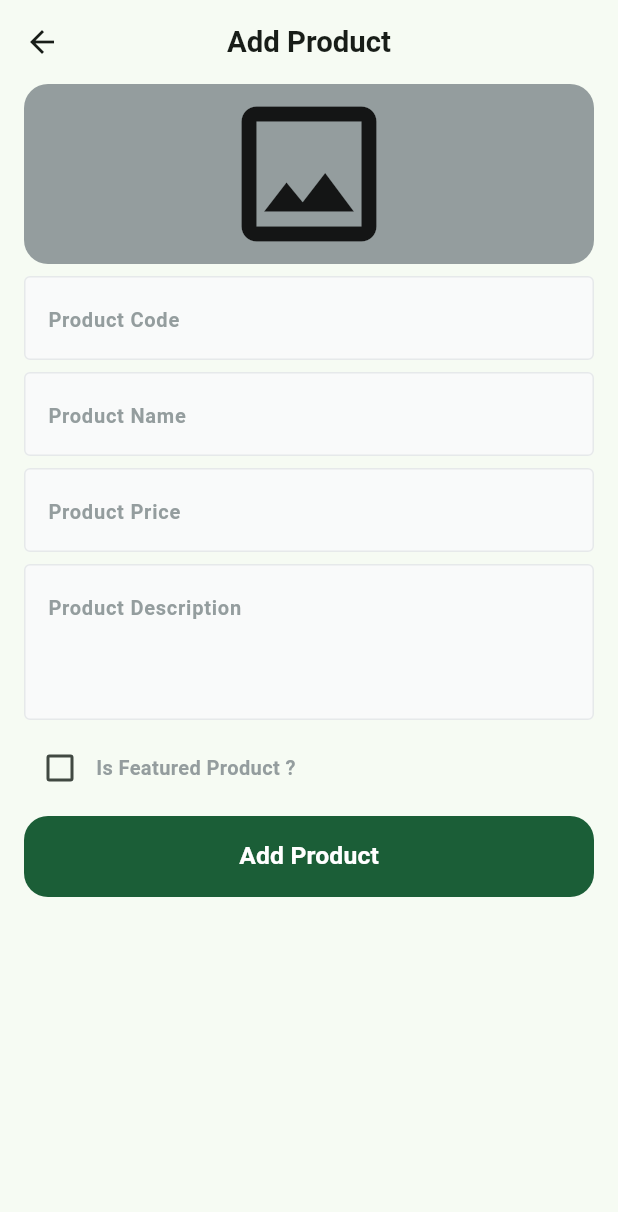
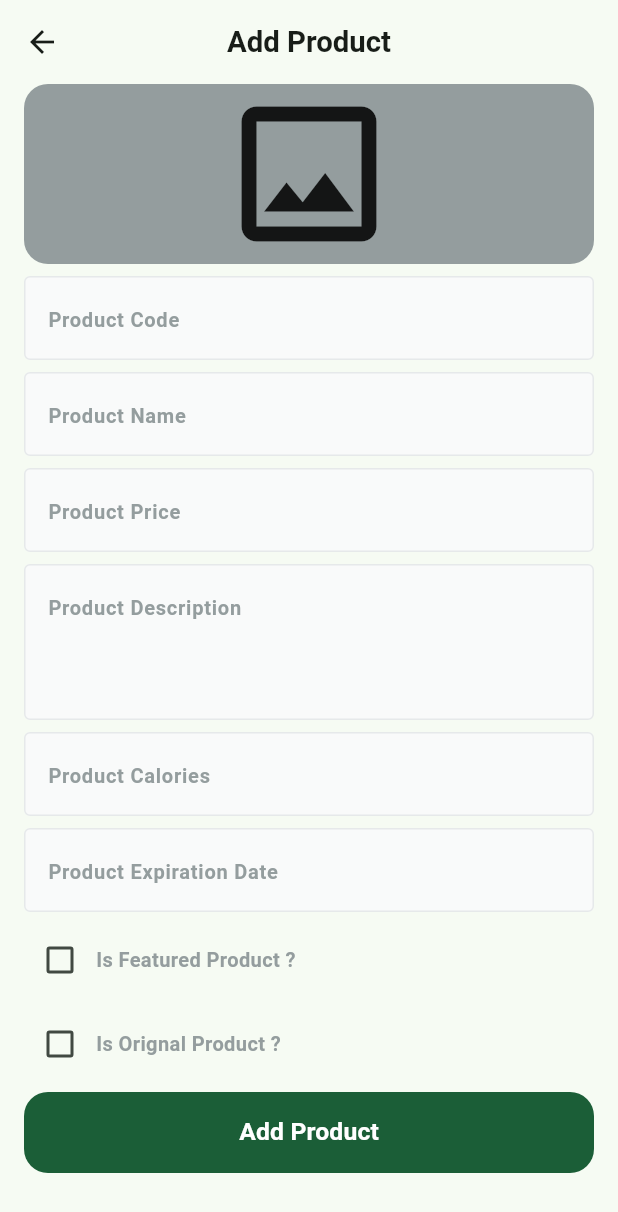
Before and after one commit to Adham-Amin/Dashboard-Fruit, a Flutter app: the AddProductView screen opened by its route, on a phone screen of 412 x 824 dp. Shown: the top 1212 px of the screen. Run offline on Flutter 3.47's test engine with Material 3 defaults, Android fonts, the phone set to English and light mode, and no system bars; drawn by our look-alikes of modal_progress_hud_nsn; our stand-ins replace cloud_firestore, dartz, firebase_core, firebase_storage, flutter_bloc, get_it and 2 more; accounts and stored records are empty.

Commit message:
Add Product and Upload Image

```diff
--- /dev/null
+++ b/devtools_options.yaml
@@ -0,0 +1,3 @@
+description: This file stores settings for Dart & Flutter DevTools.
+documentation: https://docs.flutter.dev/tools/devtools/extensions#configure-extension-enablement-states
+extensions:
--- a/lib/core/repos/product_repo/product_repo.dart
+++ b/lib/core/repos/product_repo/product_repo.dart
@@ -1,5 +1,7 @@
+import 'package:dartz/dartz.dart';
+import 'package:fruit_hub_dashboard/core/errors/failure.dart';
 import 'package:fruit_hub_dashboard/features/add_product/domain/entities/add_product_entity.dart';
 
 abstract class ProductRepo {
-  Future<void> addProduct(AddProductEntity product);
+  Future<Either<Failure, void>> addProduct(AddProductEntity product);
 }
--- /dev/null
+++ b/lib/core/repos/product_repo/product_repo_impl.dart
@@ -0,0 +1,24 @@
+import 'package:dartz/dartz.dart';
+import 'package:fruit_hub_dashboard/core/errors/failure.dart';
+import 'package:fruit_hub_dashboard/core/repos/product_repo/product_repo.dart';
+import 'package:fruit_hub_dashboard/core/services/database_service.dart';
+import 'package:fruit_hub_dashboard/core/utils/backend_endpoints.dart';
+import 'package:fruit_hub_dashboard/features/add_product/domain/entities/add_product_entity.dart';
+
+class ProductRepoImpl implements ProductRepo {
+  final DatabaseService databaseServices;
+
+  ProductRepoImpl({required this.databaseServices});
+  @override
+  Future<Either<Failure, void>> addProduct(AddProductEntity product) async {
+    try {
+      await databaseServices.addData(
+        path: BackendEndpoints.products,
+        data: product.toJson(),
+      );
+      return right(null);
+    } catch (e) {
+      return left(ServerFailure(message: 'Failed to add product'));
+    }
+  }
+}
--- /dev/null
+++ b/lib/core/services/database_service.dart
@@ -0,0 +1,6 @@
+abstract class DatabaseService {
+  Future<void> addData({required String path, required Map<String, dynamic> data, String? docId});
+  Future<Map<String, dynamic>> getData({required String path, required String docId});
+  Future<bool> checkData({required String path, required String docId});
+
+}
--- a/lib/core/utils/backend_endpoints.dart
+++ b/lib/core/utils/backend_endpoints.dart
@@ -1,4 +1,5 @@
 abstract class BackendEndpoints {
   static const String users = 'users';
+  static const String products = 'products';
   static const String images = 'images';
 }
--- a/lib/features/add_product/domain/entities/add_product_entity.dart
+++ b/lib/features/add_product/domain/entities/add_product_entity.dart
@@ -1,4 +1,6 @@
 import 'dart:io';
+
+import 'package:fruit_hub_dashboard/features/add_product/domain/entities/reviews_entity.dart';
 
 class AddProductEntity {
   final String code;
@@ -6,10 +8,23 @@ class AddProductEntity {
   final String description;
   final num price;
   final File imageFile;
-  final String? imageUrl;
+  String? imageUrl;
   final bool isFeaturedProduct;
+  final int expirationDate;
+  final bool isOrignalProduct;
+  final num calories;
+  final num rating ;
+  final num ratingCount;
+  final List<ReviewsEntity> reviews;
+
 
   AddProductEntity({
+    required this.reviews,
+    required this.expirationDate,
+    required this.isOrignalProduct,
+    this.rating = 0,
+    this.ratingCount = 0,
+    required this.calories,
     required this.isFeaturedProduct,
     required this.code,
     required this.name,
@@ -18,4 +33,19 @@ class AddProductEntity {
     required this.imageFile,
     this.imageUrl,
   });
+
+  toJson() => {
+    'code': code,
+    'name': name,
+    'description': description,
+    'price': price,
+    'imageUrl': imageUrl,
+    'isFeaturedProduct': isFeaturedProduct,
+    'expirationDate': expirationDate,
+    'isOrignalProduct': isOrignalProduct,
+    'caleries': calories,
+    'rating': rating,
+    'ratingCount': ratingCount,
+    'reviews': reviews
+  };
 }
--- /dev/null
+++ b/lib/features/add_product/domain/entities/reviews_entity.dart
@@ -0,0 +1,35 @@
+class ReviewsEntity {
+  final String image;
+  final String name;
+  final String date;
+  final double rating;
+  final String review;
+
+  ReviewsEntity({
+    required this.image,
+    required this.name,
+    required this.date,
+    required this.rating,
+    required this.review,
+  });
+
+  factory ReviewsEntity.fromJson(Map<String, dynamic> json) {
+    return ReviewsEntity(
+      image: json['image'],
+      name: json['name'],
+      date: json['date'],
+      rating: json['rating'],
+      review: json['review'],
+    );
+  }
+
+  toJson() {
+    return {
+      'image': image,
+      'name': name,
+      'date': date,
+      'rating': rating,
+      'review': review,
+    };
+  }
+}
--- /dev/null
+++ b/lib/features/add_product/presentation/manager/cubit/add_product_cubit.dart
@@ -0,0 +1,30 @@
+import 'package:flutter_bloc/flutter_bloc.dart';
+import 'package:fruit_hub_dashboard/core/repos/image_repo/image_repo.dart';
+import 'package:fruit_hub_dashboard/core/repos/product_repo/product_repo.dart';
+import 'package:fruit_hub_dashboard/features/add_product/domain/entities/add_product_entity.dart';
+
+part 'add_product_state.dart';
+
+class AddProductCubit extends Cubit<AddProductState> {
+  AddProductCubit({required this.imageRepo, required this.productRepo})
+    : super(AddProductInitial());
+
+  final ImageRepo imageRepo;
+  final ProductRepo productRepo;
+
+  void addProduct(AddProductEntity product) async {
+    emit(AddProductLoading());
+    var result = await imageRepo.uploadImage(product.imageFile);
+    result.fold((failure) {
+      emit(AddProductError(message: failure.message));
+    },
+     (url) async {
+      product.imageUrl = url;
+      var result = await productRepo.addProduct(product);
+      result.fold(
+        (failure) => emit(AddProductError(message: failure.message)),
+        (_) => emit(AddProductSuccess()),
+      );
+    });
+  }
+}
--- /dev/null
+++ b/lib/features/add_product/presentation/manager/cubit/add_product_state.dart
@@ -0,0 +1,11 @@
+part of 'add_product_cubit.dart';
+
+abstract class AddProductState {}
+
+final class AddProductInitial extends AddProductState {}
+final class AddProductLoading extends AddProductState {}
+final class AddProductSuccess extends AddProductState {}
+final class AddProductError extends AddProductState {
+  final String message;
+  AddProductError({required this.message});
+}
--- a/lib/features/add_product/presentation/views/add_product_view.dart
+++ b/lib/features/add_product/presentation/views/add_product_view.dart
@@ -1,6 +1,13 @@
 import 'package:flutter/material.dart';
+import 'package:flutter_bloc/flutter_bloc.dart';
+import 'package:fruit_hub_dashboard/core/functions/bar_massage.dart';
+import 'package:fruit_hub_dashboard/core/repos/image_repo/image_repo.dart';
+import 'package:fruit_hub_dashboard/core/repos/product_repo/product_repo.dart';
+import 'package:fruit_hub_dashboard/core/services/get_it_sevices.dart';
 import 'package:fruit_hub_dashboard/core/utils/app_styles.dart';
+import 'package:fruit_hub_dashboard/features/add_product/presentation/manager/cubit/add_product_cubit.dart';
 import 'package:fruit_hub_dashboard/features/add_product/presentation/widgets/add_product_view_body.dart';
+import 'package:modal_progress_hud_nsn/modal_progress_hud_nsn.dart';
 
 class AddProductView extends StatelessWidget {
   const AddProductView({super.key});
@@ -9,12 +16,37 @@ class AddProductView extends StatelessWidget {
 
   @override
   Widget build(BuildContext context) {
-    return Scaffold(
-      appBar: AppBar(
-        title: Text('Add Product', style: AppStyles.textBold19(context)),
-        centerTitle: true,
+    return BlocProvider(
+      create:
+          (context) => AddProductCubit(
+            imageRepo: getIt.get<ImageRepo>(),
+            productRepo: getIt.get<ProductRepo>(),
+          ),
+      child: Scaffold(
+        appBar: AppBar(
+          title: Text('Add Product', style: AppStyles.textBold19(context)),
+          centerTitle: true,
+        ),
+        body: Builder(
+          builder: (context) {
+            return BlocConsumer<AddProductCubit, AddProductState>(
+              listener: (context, state) {
+                if (state is AddProductError) {
+                  showSnackBar(context, state.message);
+                } else if (state is AddProductSuccess) {
+                  showSnackBar(context, 'Product Added Successfully');
+                }
+              },
+              builder: (context, state) {
+                return ModalProgressHUD(
+                  inAsyncCall: state is AddProductLoading,
+                  child: const AddProductViewBody(),
+                );
+              },
+            );
+          },
+        ),
       ),
-      body: const AddProductViewBody(),
     );
   }
 }
--- a/lib/features/add_product/presentation/widgets/add_product_view_body.dart
+++ b/lib/features/add_product/presentation/widgets/add_product_view_body.dart
@@ -1,11 +1,13 @@
 import 'dart:io';
 import 'package:flutter/material.dart';
+import 'package:flutter_bloc/flutter_bloc.dart';
 import 'package:fruit_hub_dashboard/core/functions/bar_massage.dart';
 import 'package:fruit_hub_dashboard/core/utils/app_colors.dart';
 import 'package:fruit_hub_dashboard/core/utils/app_styles.dart';
 import 'package:fruit_hub_dashboard/core/widgets/custom_button.dart';
 import 'package:fruit_hub_dashboard/core/widgets/custom_text_from_field.dart';
 import 'package:fruit_hub_dashboard/features/add_product/domain/entities/add_product_entity.dart';
+import 'package:fruit_hub_dashboard/features/add_product/presentation/manager/cubit/add_product_cubit.dart';
 import 'package:fruit_hub_dashboard/features/add_product/presentation/widgets/custom_image_picker.dart';
 
 class AddProductViewBody extends StatefulWidget {
@@ -17,9 +19,11 @@ class AddProductViewBody extends StatefulWidget {
 
 class _AddProductViewBodyState extends State<AddProductViewBody> {
   late String code, name, description;
-  late num price;
+  late int expirationDate;
+  late num price, caleries;
   File? imageFile;
   bool isFeaturedProduct = false;
+  bool isOrignalProduct = false;
   GlobalKey<FormState> formKey = GlobalKey<FormState>();
   AutovalidateMode autovalidateMode = AutovalidateMode.disabled;
   @override
@@ -55,6 +59,16 @@ class _AddProductViewBodyState extends State<AddProductViewBody> {
                 keyboardType: TextInputType.text,
                 maxLines: 3,
               ),
+              CustomTextFromField(
+                onSaved: (value) => caleries = num.parse(value!),
+                hintText: 'Product Calories',
+                keyboardType: TextInputType.number,
+              ),
+              CustomTextFromField(
+                onSaved: (value) => expirationDate = int.parse(value!),
+                hintText: 'Product Expiration Date',
+                keyboardType: TextInputType.number,
+              ),
               Row(
                 children: [
                   Checkbox(
@@ -70,6 +84,21 @@ class _AddProductViewBodyState extends State<AddProductViewBody> {
                   ),
                 ],
               ),
+              Row(
+                children: [
+                  Checkbox(
+                    value: isOrignalProduct,
+                    onChanged:
+                        (value) => setState(() => isOrignalProduct = value!),
+                  ),
+                  Text(
+                    'Is Orignal Product ?',
+                    style: AppStyles.textBold13(
+                      context,
+                    ).copyWith(color: AppColors.lightGrey),
+                  ),
+                ],
+              ),
               CustomButton(
                 title: 'Add Product',
                 onPressed: () {
@@ -77,13 +106,18 @@ class _AddProductViewBodyState extends State<AddProductViewBody> {
                     if (formKey.currentState!.validate()) {
                       formKey.currentState!.save();
                       AddProductEntity product = AddProductEntity(
+                        reviews: [],
                         code: code,
                         name: name,
                         price: price,
                         description: description,
                         imageFile: imageFile!,
                         isFeaturedProduct: isFeaturedProduct,
+                        expirationDate: expirationDate,
+                        isOrignalProduct: isOrignalProduct,
+                        calories: caleries,
                       );
+                      context.read<AddProductCubit>().addProduct(product);
                     } else {
                       setState(
                         () => autovalidateMode = AutovalidateMode.always,
--- a/pubspec.yaml
+++ b/pubspec.yaml
@@ -28,15 +28,19 @@ environment:
 # the latest version available on pub.dev. To see which dependencies have newer
 # versions available, run `flutter pub outdated`.
 dependencies:
+  cloud_firestore: ^5.6.8
   cupertino_icons: ^1.0.8
   dartz: ^0.10.1
   firebase_core: ^3.13.1
   firebase_storage: ^12.4.6
   flutter:
     sdk: flutter
+  flutter_bloc: ^9.1.1
   get_it: ^8.0.3
   image_picker: ^1.1.2
+  modal_progress_hud_nsn: ^0.5.1
   path: ^1.9.1
+  supabase_flutter: ^2.9.0
 
 dev_dependencies:
   flutter_lints: ^5.0.0
```
Also changed, not shown: lib/core/repos/image_repo/image_repo_impl.dart (+6 -5 lines), lib/core/services/custom_observer_bloc.dart (added, +23 -0 lines), lib/core/services/firestoe_services.dart (added, +34 -0 lines), lib/core/services/get_it_sevices.dart (+16 -2 lines), lib/core/services/supabase_storage_service.dart (added, +31 -0 lines), lib/main.dart (+7 -0 lines), pubspec.lock, 5 other files.
